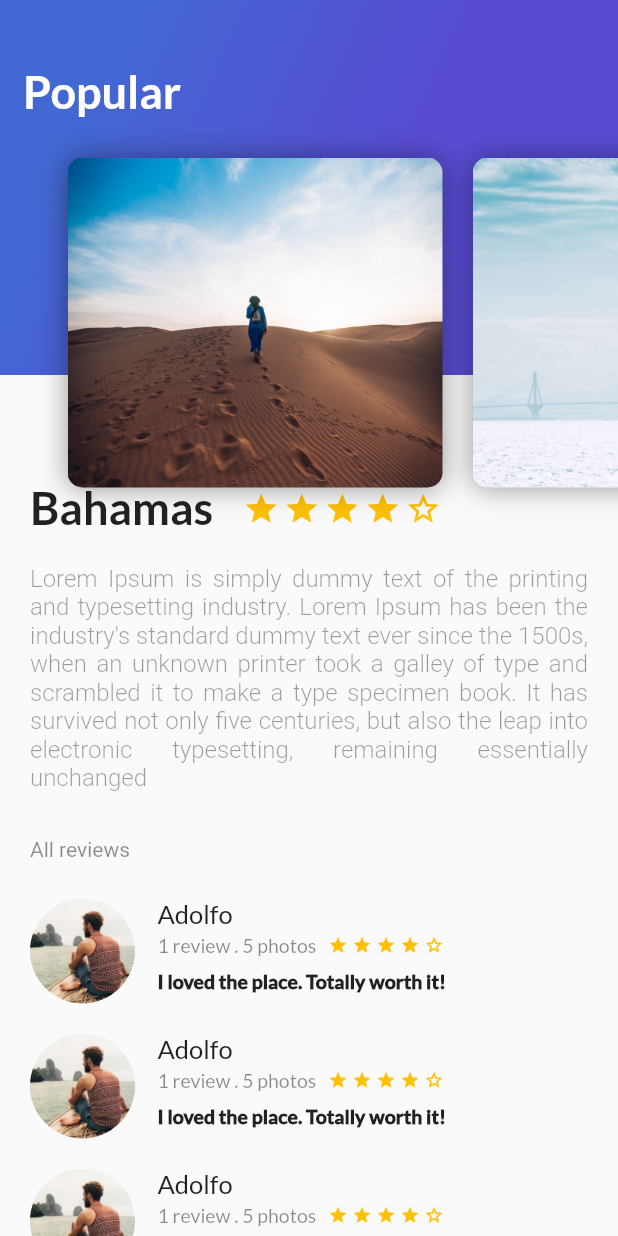
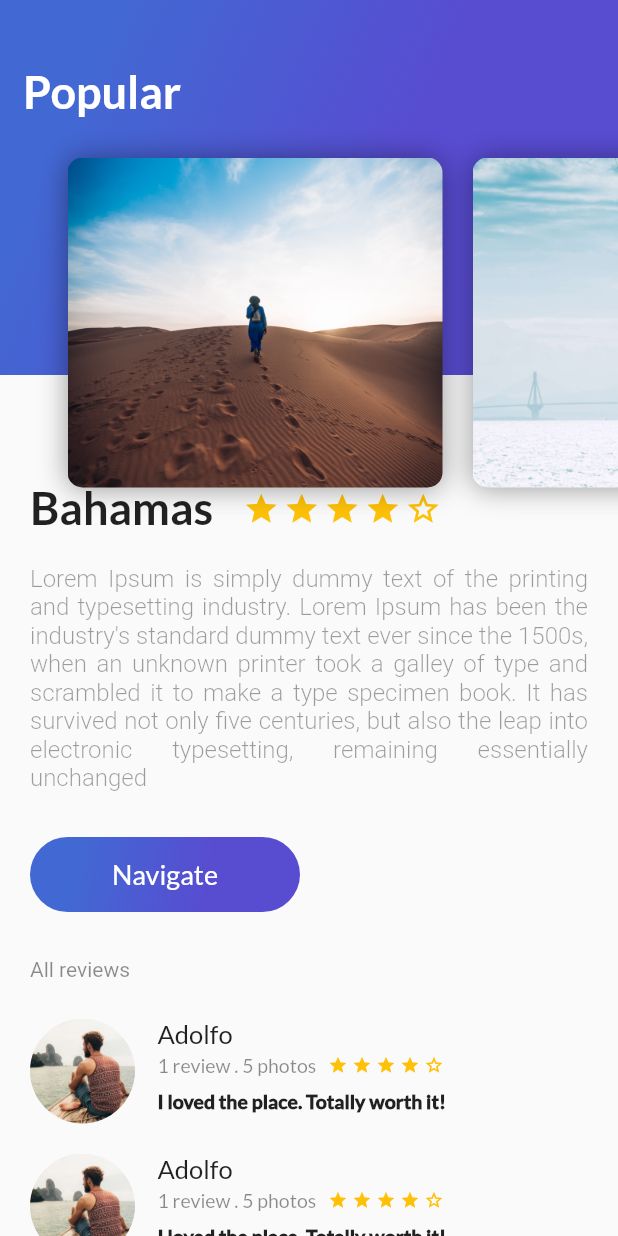
Before and after one commit to adoval4/testing_flutter, a Flutter app: the screen it shows after launch, on a phone screen of 412 x 824 dp. Run offline on Flutter 3.47's test engine with Material 2 defaults, Android fonts, the phone set to English and light mode, and no system bars.

Commit message:
created purple button

```diff
--- a/lib/description_place.dart
+++ b/lib/description_place.dart
@@ -1,4 +1,6 @@
 import 'package:flutter/material.dart';
+import 'package:platzi_trips_app/purple_button.dart';
+
 
 class DescriptionPlace extends StatelessWidget {
 
@@ -92,9 +94,11 @@ class DescriptionPlace extends StatelessWidget {
     );
 
     return Column(
+      crossAxisAlignment: CrossAxisAlignment.start,
       children: <Widget>[
         title_stars,
-        description
+        description,
+        PurpleButton('Navigate')
       ],
     );
   }
--- a/lib/main.dart
+++ b/lib/main.dart
@@ -4,6 +4,7 @@ import 'package:flutter/material.dart';
 import 'package:platzi_trips_app/description_place.dart';
 import 'package:platzi_trips_app/review_list.dart';
 import 'package:platzi_trips_app/header_app_bar.dart';
+
 
 void main() => runApp(MyApp());
 
--- /dev/null
+++ b/lib/purple_button.dart
@@ -0,0 +1,59 @@
+import 'package:flutter/material.dart';
+
+
+class PurpleButton extends StatelessWidget {
+
+  String buttonText = 'Navigate';
+
+  PurpleButton(this.buttonText);
+
+  @override
+  Widget build(BuildContext context) {
+    return InkWell(
+      onTap: () {
+        Scaffold.of(context).showSnackBar(
+          SnackBar(
+            content: Text('Navigating ...'),
+          )
+        );
+      },
+
+      child: Container(
+        height: 50.0,
+        width: 180,
+
+        margin: EdgeInsets.only(
+          top: 30.0,
+          left: 20.0,
+          right: 20.0
+        ),
+
+        decoration: BoxDecoration(
+          borderRadius: BorderRadius.circular(30.0),
+          gradient: LinearGradient(
+              colors: [
+                Color(0xFF4268D3),
+                Color(0xFF584CD1)
+              ],
+              begin: FractionalOffset(0.2, 0.0),
+              end: FractionalOffset(1.0, 0.6),
+              stops: [0.0, 0.6],
+              tileMode: TileMode.clamp
+          )
+        ),
+
+        child: Center(
+          child: Text(
+            buttonText,
+            style: TextStyle(
+              fontSize: 18.0,
+              fontFamily: 'Lato',
+              color: Colors.white
+            ),
+          ),
+        ),
+      ),
+    );
+  }
+
+}
```
